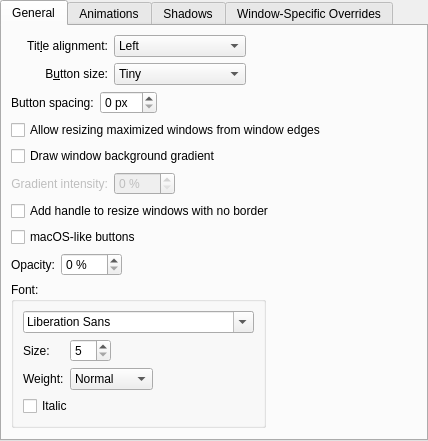
Before: the Qt Designer form config/ui/breezeconfigurationui.ui in tsujan/BreezeEnhanced, drawn with Qt 5.
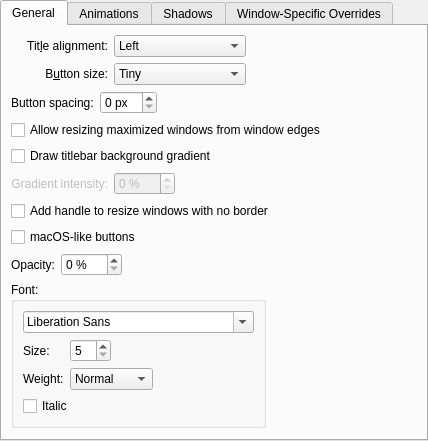
After: the same form once the commit is applied. Custom widgets are drawn as their Qt base class.

Patch:
```diff
--- a/config/ui/breezeconfigurationui.ui
+++ b/config/ui/breezeconfigurationui.ui
@@ -160,7 +160,7 @@
        <item row="4" column="0" colspan="3">
         <widget class="QCheckBox" name="drawBackgroundGradient">
          <property name="text">
-          <string>Draw window background gradient</string>
+          <string>Draw titlebar background gradient</string>
          </property>
         </widget>
        </item>
```
